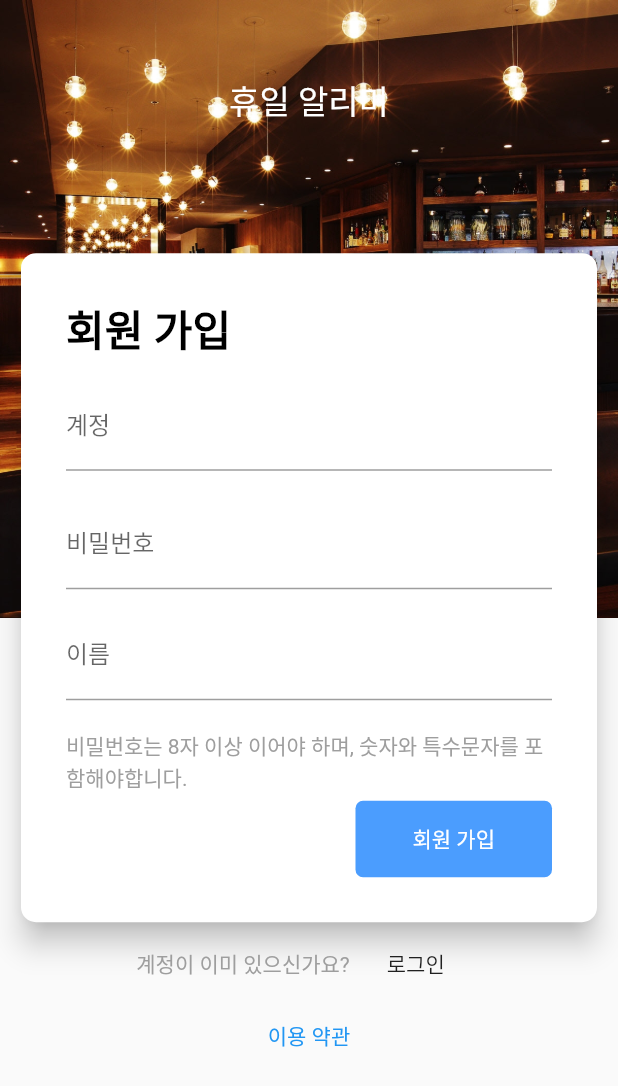
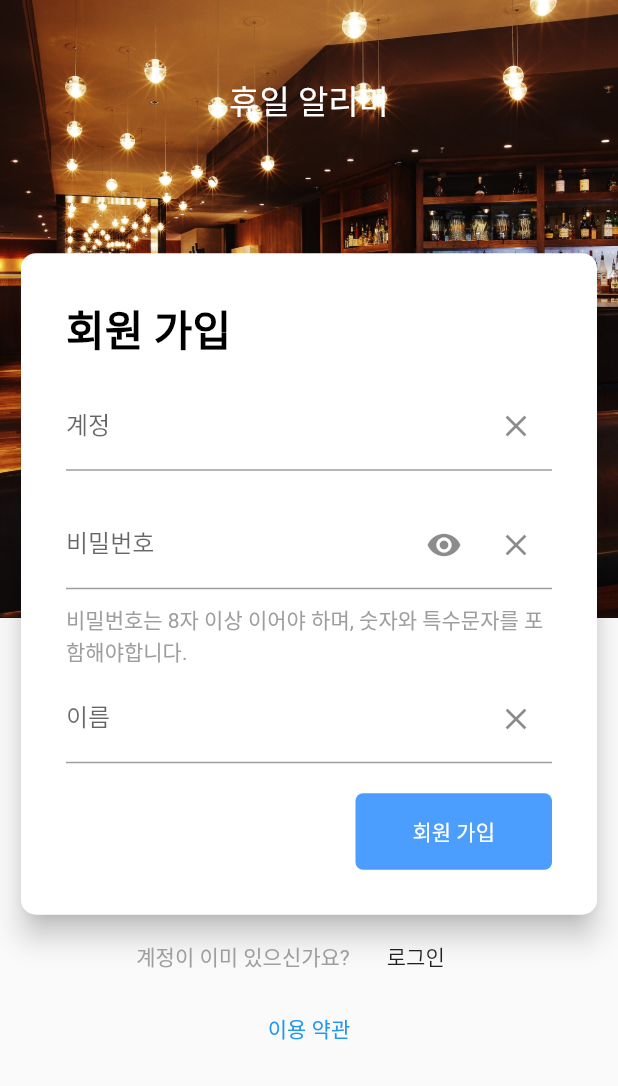
Before and after one commit to NeoMindStd/HoliNoti, a Flutter app: the AuthPage screen opened directly, after a tap on "회원 가입", on a phone screen of 412 x 824 dp. Shown: the top 1086 px of the screen. Run offline on Flutter 3.47's test engine with Material 2 defaults, Android fonts, the light colour scheme and no system bars; our stand-ins replace flutter_platform_widgets, rxdart, sprintf; missing offline and left inert: dart:html; network calls fail.

Commit message:
Change password input field to blind characters, Add the clear buttons

```diff
--- a/holinoti_admin/lib/bloc/auth_bloc.dart
+++ b/holinoti_admin/lib/bloc/auth_bloc.dart
@@ -10,15 +10,27 @@ import 'package:rxdart/rxdart.dart';
 
 class AuthBloc {
   Enums.AuthMode authMode;
-
-  AuthBloc({this.authMode = Enums.AuthMode.signIn});
+  bool _obscureText;
 
   final _authModeSubject = PublishSubject<Enums.AuthMode>();
+  final _obscureTextSubject = PublishSubject<bool>();
+
+  AuthBloc({this.authMode = Enums.AuthMode.signIn}) {
+    _obscureText = true;
+  }
+
+  get isObscureText => _obscureText;
   get isLoginModeStream => _authModeSubject.stream;
+  get isObscureTextStream => _obscureTextSubject.stream;
 
   void setAuthMode(Enums.AuthMode authMode) {
     this.authMode = authMode;
     _authModeSubject.add(authMode);
+  }
+
+  void switchObscureTextMode({bool obscureText}) {
+    _obscureText=obscureText??!_obscureText;
+    _obscureTextSubject.add(_obscureText);
   }
 
   /// 임시 메소드
@@ -78,5 +90,6 @@ class AuthBloc {
 
   void dispose() {
     _authModeSubject.close();
+    _obscureTextSubject.close();
   }
 }
--- a/holinoti_admin/lib/screens/widgets/auth/sigin_in_card.dart
+++ b/holinoti_admin/lib/screens/widgets/auth/sigin_in_card.dart
@@ -16,13 +16,43 @@ class SignInCard extends StatelessWidget {
 
     final TextFormField accountField = TextFormField(
       decoration: InputDecoration(
-          labelText: Strings.AuthPage.ACCOUNT, hasFloatingPlaceholder: true),
+        labelText: Strings.AuthPage.ACCOUNT,
+        hasFloatingPlaceholder: true,
+        suffixIcon: IconButton(
+          icon: Icon(Icons.clear),
+          onPressed: accountController.clear,
+        ),
+      ),
       controller: accountController,
     );
-    final TextFormField passwordField = TextFormField(
-      decoration: InputDecoration(
-          labelText: Strings.AuthPage.PASSWORD, hasFloatingPlaceholder: true),
-      controller: passwordController,
+    final passwordField = StreamBuilder<bool>(
+      initialData: _authBloc.isObscureText,
+      stream: _authBloc.isObscureTextStream,
+      builder: (context, snapshot)=>
+          TextFormField(
+            decoration: InputDecoration(
+              labelText: Strings.AuthPage.PASSWORD,
+              hasFloatingPlaceholder: true,
+              suffixIcon: Row(
+                mainAxisAlignment: MainAxisAlignment.spaceBetween, // added line
+                mainAxisSize: MainAxisSize.min, // added line
+                children: <Widget>[
+                  IconButton(
+                    icon: Icon(snapshot.data
+                        ? Icons.visibility
+                        : Icons.visibility_off),
+                    onPressed: _authBloc.switchObscureTextMode,
+                  ),
+                  IconButton(
+                    icon: Icon(Icons.clear),
+                    onPressed: passwordController.clear,
+                  ),
+                ],
+              ),
+            ),
+            controller: passwordController,
+            obscureText: snapshot.data,
+          ),
     );
 
     return Column(
--- a/holinoti_admin/lib/screens/widgets/auth/sign_up_card.dart
+++ b/holinoti_admin/lib/screens/widgets/auth/sign_up_card.dart
@@ -16,17 +16,53 @@ class SignUpCard extends StatelessWidget {
 
     final TextFormField accountField = TextFormField(
       decoration: InputDecoration(
-          labelText: Strings.AuthPage.ACCOUNT, hasFloatingPlaceholder: true),
+          labelText: Strings.AuthPage.ACCOUNT,
+          hasFloatingPlaceholder: true,
+          suffixIcon: IconButton(
+      icon: Icon(Icons.clear),
+      onPressed: accountController.clear,
+    ),
+      ),
       controller: accountController,
     );
-    final TextFormField passwordField = TextFormField(
-      decoration: InputDecoration(
-          labelText: Strings.AuthPage.PASSWORD, hasFloatingPlaceholder: true),
-      controller: passwordController,
+    final passwordField = StreamBuilder<bool>(
+      initialData: _authBloc.isObscureText,
+      stream: _authBloc.isObscureTextStream,
+      builder: (context, snapshot)=>
+          TextFormField(
+            decoration: InputDecoration(
+                labelText: Strings.AuthPage.PASSWORD,
+                hasFloatingPlaceholder: true,
+                suffixIcon: Row(
+                  mainAxisAlignment: MainAxisAlignment.spaceBetween, // added line
+                  mainAxisSize: MainAxisSize.min, // added line
+                  children: <Widget>[
+                    IconButton(
+                      icon: Icon(snapshot.data
+                          ? Icons.visibility
+                          : Icons.visibility_off),
+                      onPressed: _authBloc.switchObscureTextMode,
+                    ),
+                    IconButton(
+                      icon: Icon(Icons.clear),
+                      onPressed: passwordController.clear,
+                    ),
+                  ],
+                ),
+            ),
+            controller: passwordController,
+            obscureText: snapshot.data,
+          ),
     );
     final TextFormField nameField = TextFormField(
       decoration: InputDecoration(
-          labelText: Strings.GlobalPage.NAME, hasFloatingPlaceholder: true),
+          labelText: Strings.GlobalPage.NAME,
+          hasFloatingPlaceholder: true,
+        suffixIcon: IconButton(
+          icon: Icon(Icons.clear),
+          onPressed: nameController.clear,
+        ),
+      ),
       controller: nameController,
     );
 
@@ -65,11 +101,7 @@ class SignUpCard extends StatelessWidget {
                   ),
                   passwordField,
                   SizedBox(
-                    height: 15,
-                  ),
-                  nameField,
-                  SizedBox(
-                    height: 20,
+                    height: 10,
                   ),
                   Text(
                     Strings.AuthPage.PASSWORD_CONDITION,
@@ -77,6 +109,10 @@ class SignUpCard extends StatelessWidget {
                   ),
                   SizedBox(
                     height: 5,
+                  ),
+                  nameField,
+                  SizedBox(
+                    height: 20,
                   ),
                   Row(
                     mainAxisAlignment: MainAxisAlignment.spaceEvenly,
@@ -119,9 +155,7 @@ class SignUpCard extends StatelessWidget {
               style: TextStyle(color: Colors.grey),
             ),
             FlatButton(
-              onPressed: () {
-                _authBloc.setAuthMode(Enums.AuthMode.signIn);
-              },
+              onPressed: () => _authBloc.setAuthMode(Enums.AuthMode.signIn),
               textColor: Colors.black87,
               child: Text(Strings.GlobalPage.SIGN_IN),
             )
```
Also changed, not shown: 1 other file.
